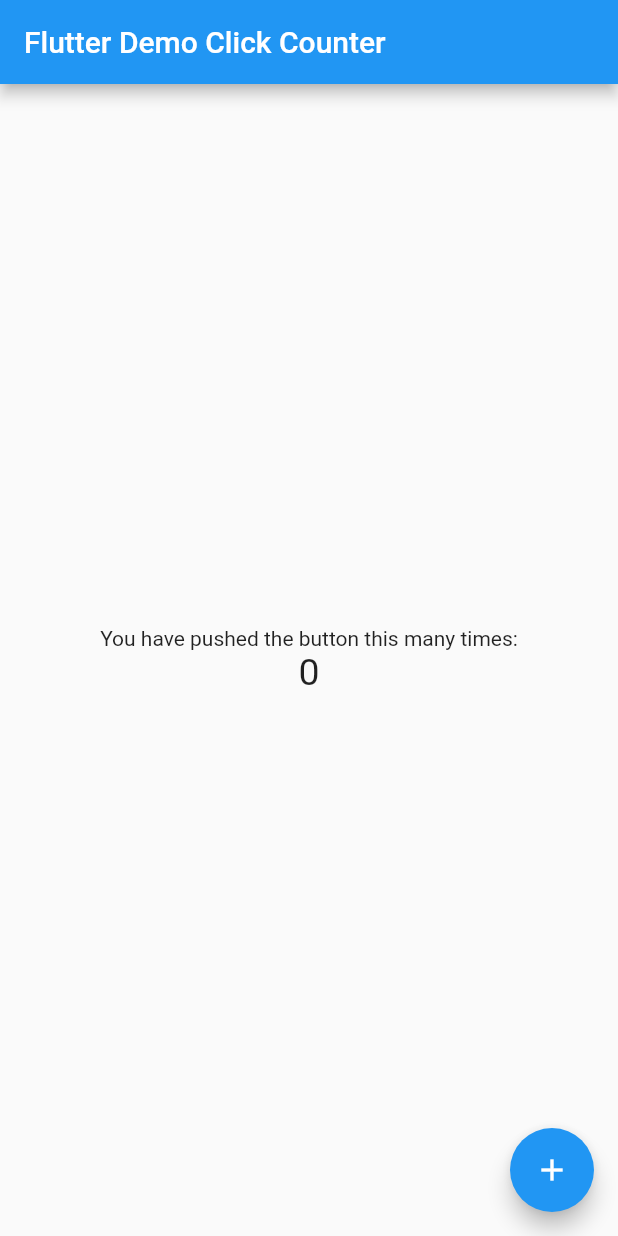
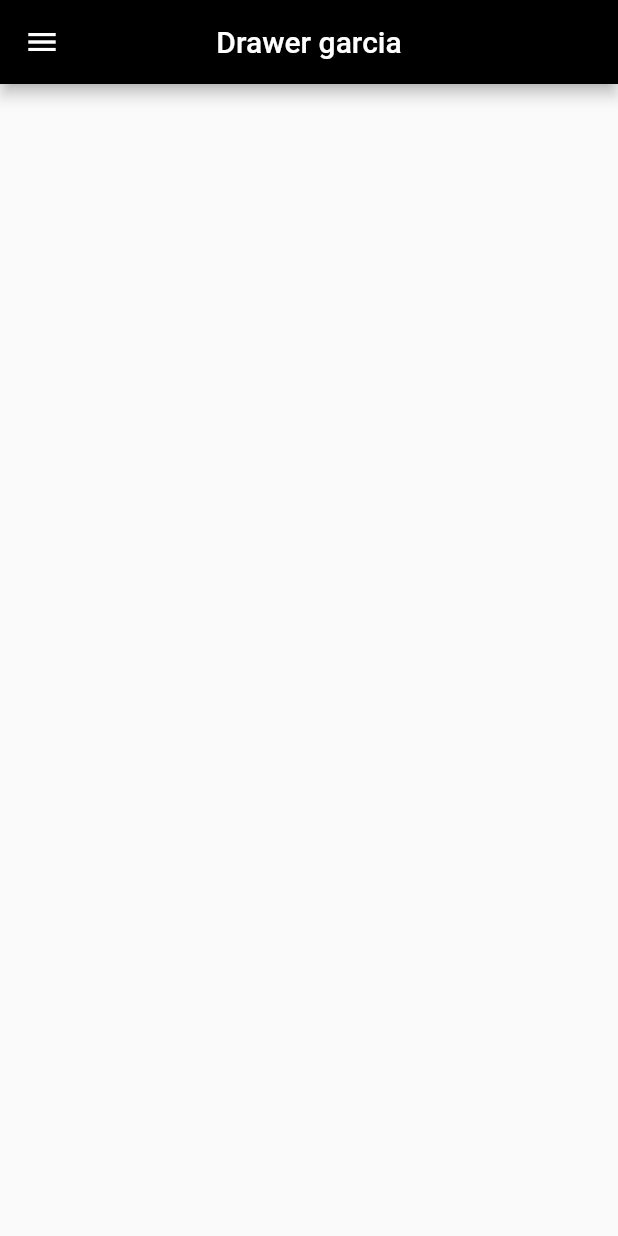
Before and after one commit to EduardoGarcia07/Drawer_p_4, a Flutter app: the screen it shows after launch, on a phone screen of 412 x 824 dp. Run offline on Flutter 3.47's test engine with Material 2 defaults, Android fonts, the phone set to English and light mode, and no system bars.

Commit message:
drawerv2

```diff
--- a/lib/main.dart
+++ b/lib/main.dart
@@ -4,15 +4,16 @@ void main() => runApp(MyApp());
 
 class MyApp extends StatelessWidget {
   const MyApp({super.key});
-  static const String _title = 'Flutter Stateful Clicker Counter';
+  static const String _title = 'Drawer garcia';
   // This widget is the root of your application.
   @override
   Widget build(BuildContext context) {
     return MaterialApp(
       title: _title,
       theme: ThemeData(
-        primarySwatch: Colors.blue,
+        primarySwatch: Colors.teal,
       ),
+      debugShowCheckedModeBanner: false,
       home: MyHomePage(),
     );
   }
@@ -20,72 +21,71 @@ class MyApp extends StatelessWidget {
 
 class MyHomePage extends StatefulWidget {
   const MyHomePage({super.key});
-  // This widget is the home page of your application. It is stateful, meaning
-  // that it has a State object (defined below) that contains fields that affect
-  // how it looks.
-  // This class is the configuration for the state.
+
   @override
   _MyHomePageState createState() => _MyHomePageState();
 }
 
 class _MyHomePageState extends State<MyHomePage> {
-  int _counter = 0;
-
-  void _incrementCounter() {
-    setState(() {
-      // This call to setState tells the Flutter framework that something has
-      // changed in this State, which causes it to rerun the build method below
-      // so that the display can reflect the updated values. If we changed
-      // _counter without calling setState(), then the build method would not be
-      // called again, and so nothing would appear to happen.
-      _counter++;
-    });
-  }
-
   @override
   Widget build(BuildContext context) {
-    // This method is rerun every time setState is called, for instance as done
-    // by the _incrementCounter method above.
-    //
-    // The Flutter framework has been optimized to make rerunning build methods
-    // fast, so that you can just rebuild anything that needs updating rather
-    // than having to individually change instances of widgets.
     return Scaffold(
       appBar: AppBar(
-        // Here we take the value from the MyHomePage object that was created by
-        // the App.build method, and use it to set our appbar title.
-        title: Text('Flutter Demo Click Counter'),
+        centerTitle: true,
+        title: Text('Drawer garcia'),
+        backgroundColor: const Color(0xff000000),
       ),
-      body: Center(
-        // Center is a layout widget. It takes a single child and positions it
-        // in the middle of the parent.
-        child: Column(
-          // Column is also a layout widget. It takes a list of children and
-          // arranges them vertically. By default, it sizes itself to fit its
-          // children horizontally, and tries to be as tall as its parent.
-          //
-          // Column has various properties to control how it sizes itself and
-          // how it positions its children. Here we use mainAxisAlignment to
-          // center the children vertically; the main axis here is the vertical
-          // axis because Columns are vertical (the cross axis would be
-          // horizontal).
-          mainAxisAlignment: MainAxisAlignment.center,
-          children: <Widget>[
-            Text(
-              'You have pushed the button this many times:',
+      drawer: Drawer(
+        child: ListView(
+          // Important: Remove any padding from the ListView.
+          padding: EdgeInsets.zero,
+          children: [
+            const DrawerHeader(
+              decoration: BoxDecoration(
+                color: Color(0xffbfbfbf),
+              ),
+              child: Text('Encabezado'),
             ),
-            Text(
-              '$_counter',
-              style: TextStyle(fontSize: 25),
+            ListTile(
+              leading: Icon(
+                Icons.home,
+              ),
+              title: const Text('Pagina 1'),
+              onTap: () {
+                Navigator.pop(context);
+              },
+            ),
+            ListTile(
+              leading: Icon(
+                Icons.train,
+              ),
+              title: const Text('Pagina 2'),
+              onTap: () {
+                Navigator.pop(context);
+              },
+            ),
+            ListTile(
+              leading: Icon(
+                Icons.access_alarm_sharp,
+              ),
+              title: const Text('Pagina 3'),
+              onTap: () {
+                Navigator.pop(context);
+              },
+            ),
+            ListTile(
+              leading: Icon(
+                Icons.accessible,
+              ),
+              title: const Text('Pagina 3'),
+              onTap: () {
+                Navigator.pop(context);
+              },
             ),
           ],
         ),
       ),
-      floatingActionButton: FloatingActionButton(
-        onPressed: _incrementCounter,
-        tooltip: 'Increment',
-        child: Icon(Icons.add),
-      ),
+      body: Center(),
     );
   }
 }
```
